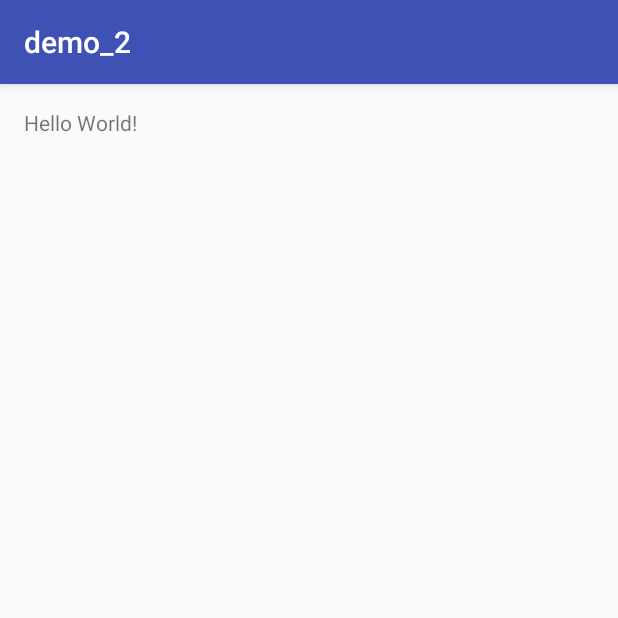
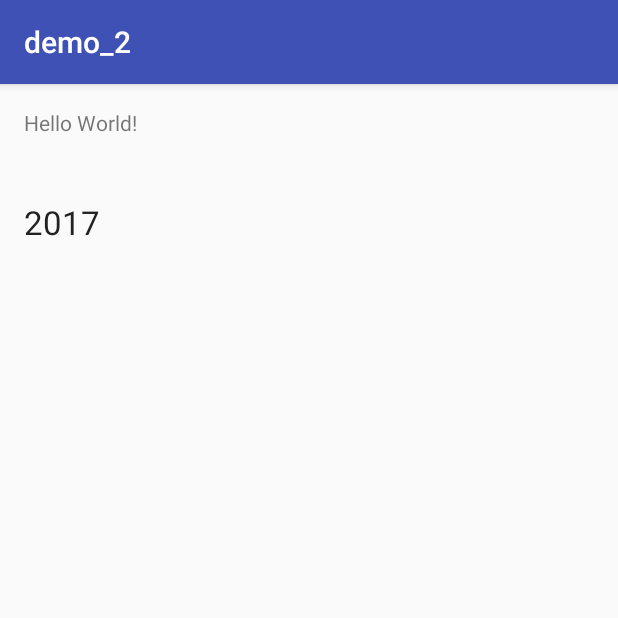
Before and after one commit to caemooshin/demo_2, an Android app: the screen it shows after launch (MainActivity), on a phone screen of 412 x 824 dp, the top half of it. Run offline under Robolectric (Android 15) with nearby library versions, the phone set to English and light mode, and no system bars.

Commit message:
adding text 2017

```diff
--- a/app/src/main/res/layout/activity_main.xml
+++ b/app/src/main/res/layout/activity_main.xml
@@ -12,5 +12,17 @@
     <TextView
         android:layout_width="wrap_content"
         android:layout_height="wrap_content"
-        android:text="Hello World!" />
+        android:text="Hello World!"
+        android:id="@+id/textView2" />
+
+    <TextView
+        android:layout_width="wrap_content"
+        android:layout_height="wrap_content"
+        android:textAppearance="?android:attr/textAppearanceLarge"
+        android:text="2017"
+        android:id="@+id/textView"
+        android:layout_below="@+id/textView2"
+        android:layout_alignParentLeft="true"
+        android:layout_alignParentStart="true"
+        android:layout_marginTop="42dp" />
 </RelativeLayout>
```
